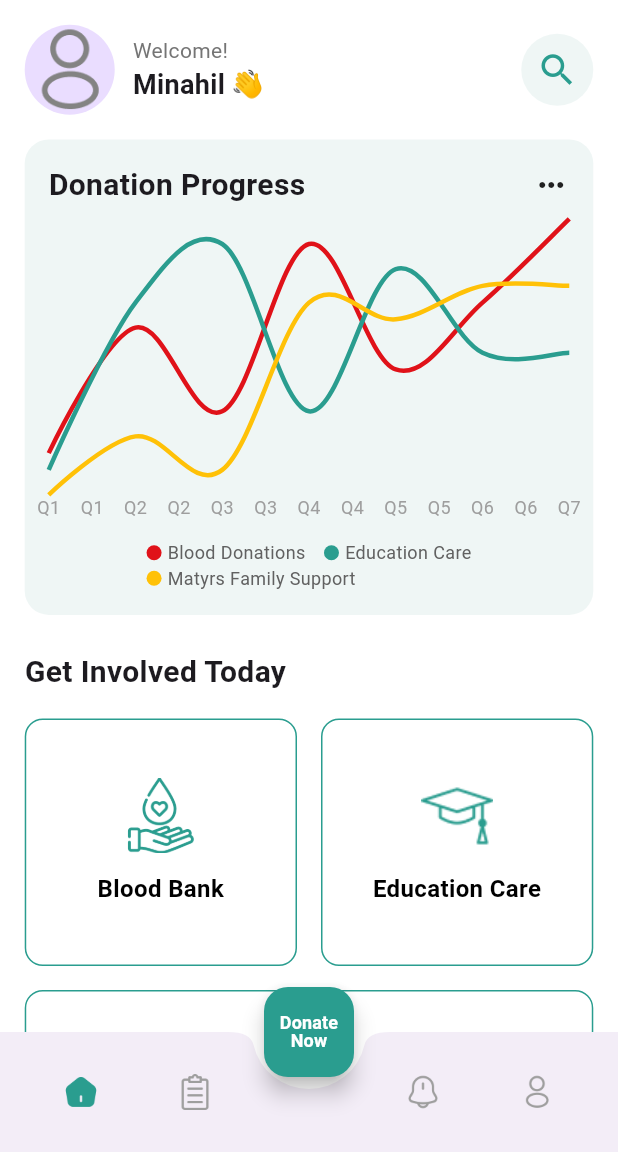
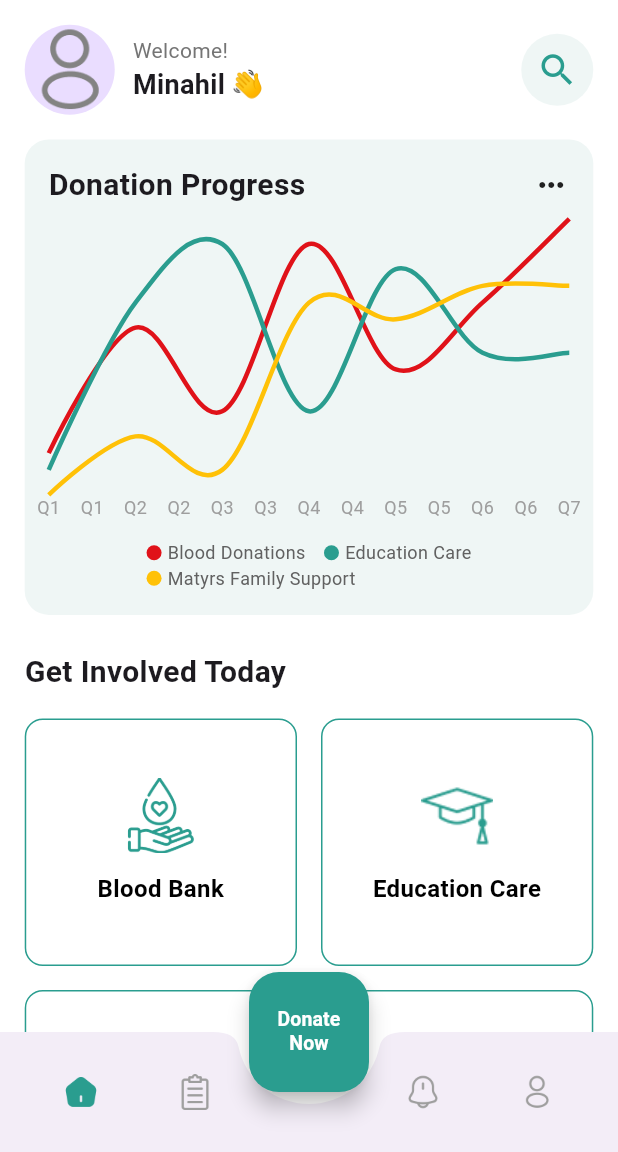
Before and after one commit to binarynestpk-bit/Helping-Hands, a Flutter app: the HomeScreen screen opened by its route, on a phone screen of 412 x 824 dp, the part 84-1236 px from its top. Run offline on Flutter 3.47's test engine with Material 3 defaults, Android fonts, the phone set to English and light mode, and no system bars; drawn by our look-alikes of fl_chart; our stand-ins replace geocoding, geolocator, google_maps_flutter, image_picker, intl_phone_number_input, permission_handler; accounts and stored records are empty.

Commit message:
Update Donate Now button styling
- Changed FloatingActionButton to have rounded corners
- Applied BorderRadius.circular(20) for consistent rounded style
- Adjusted button size to 80x80 pixels

🤖 Generated with [Claude Code](https://claude.com/claude-code)

Co-Authored-By: Claude <noreply@anthropic.com>

```diff
--- a/lib/screens/home_screen.dart
+++ b/lib/screens/home_screen.dart
@@ -574,21 +574,25 @@ class _HomeScreenState extends State<HomeScreen> {
         ),
       ),
       floatingActionButton: Container(
-        height: isSmallScreen ? 50 : 60,
-        width: isSmallScreen ? 50 : 60,
+        width: 80,
+        height: 80,
         child: FloatingActionButton(
           onPressed: () {
             _showDonateOptions(context);
           },
           backgroundColor: Color(0xFF2A9D8F),
+          shape: RoundedRectangleBorder(
+            borderRadius: BorderRadius.circular(20),
+          ),
+          elevation: 6,
           child: Text(
             "Donate\nNow",
             textAlign: TextAlign.center,
             style: TextStyle(
               color: Colors.white,
               fontWeight: FontWeight.bold,
-              fontSize: isSmallScreen ? 10 : 12,
-              height: 1.0,
+              fontSize: isSmallScreen ? 11 : 13,
+              height: 1.2,
             ),
           ),
         ),
```
